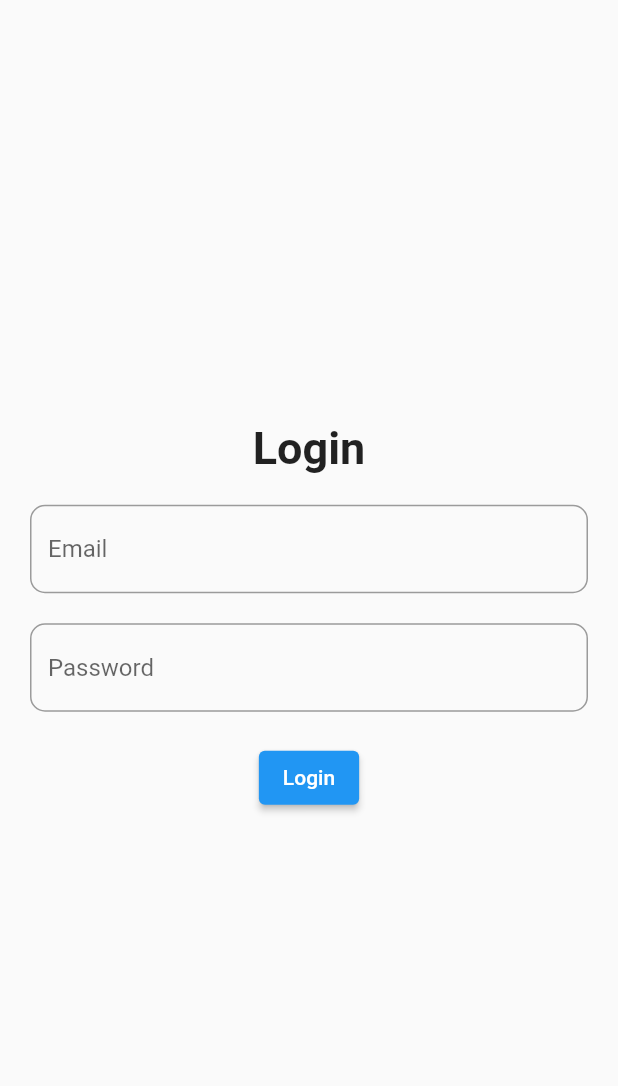
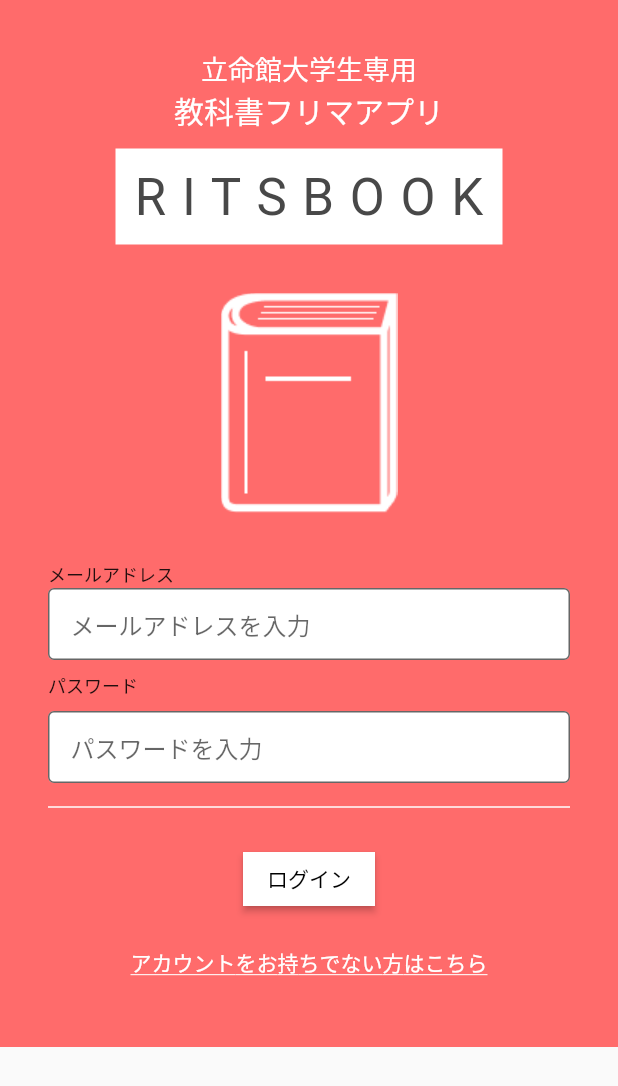
Before and after one commit to ritsbook/Ritsbook, a Flutter app: the LoginScreen screen opened directly, on a phone screen of 412 x 824 dp. Shown: the top 1086 px of the screen. Run offline on Flutter 3.47's test engine with Material 2 defaults, Android fonts, the phone set to English and light mode, and no system bars; our stand-ins replace firebase_core, flutter_dotenv, gap; accounts and stored records are empty.

Commit message:
[add]loginscreen

```diff
--- /dev/null
+++ b/lib/core/utils/constants.dart
@@ -0,0 +1 @@
+import 'package:flutter/material.dart';
--- a/lib/main.dart
+++ b/lib/main.dart
@@ -2,6 +2,7 @@ import 'package:firebase_core/firebase_core.dart';
 import 'package:flutter/material.dart';
 import 'package:flutter_dotenv/flutter_dotenv.dart';
 import 'package:ritsbook/firebase_options.dart';
+import 'package:ritsbook/presentation/pages/LoginPage.dart';
 
 Future<void> main() async {
   await dotenv.load(fileName: ".env");
@@ -23,7 +24,8 @@ class MyApp extends StatelessWidget {
       theme: ThemeData(
         primarySwatch: Colors.blue,
       ),
-      home: const MyHomePage(title: 'Flutter Demo Home Page'),
+      debugShowCheckedModeBanner: false,
+      home: LoginScreen(),
     );
   }
 }
--- a/lib/presentation/pages/LoginPage.dart
+++ b/lib/presentation/pages/LoginPage.dart
@@ -1,48 +1,136 @@
-
 import 'package:flutter/material.dart';
+import 'package:gap/gap.dart';
+import 'package:ritsbook/core/validation/emailvalidator.dart';
+import 'package:ritsbook/core/validation/passwordvalidator.dart';
 
 class LoginScreen extends StatelessWidget {
+  LoginScreen({Key? key}) : super(key: key);
+  final GlobalKey<FormState> _key = GlobalKey<FormState>();
+  final _mailAddressController = TextEditingController();
+  final _passwordController = TextEditingController();
   @override
   Widget build(BuildContext context) {
     return Scaffold(
-      body: SafeArea(
+      body: SingleChildScrollView(
         child: Container(
-          padding: const EdgeInsets.symmetric(horizontal: 20),
+        color: const Color(0xffff6b6b),
+          child: Center(
+            child: Padding(
+              padding: const EdgeInsets.all(32),
+              child: Form(
+                key: _key,
                 child: Column(
-            mainAxisAlignment: MainAxisAlignment.center,
                   children: [
                     const Text(
-                'Login',
+                      '立命館大学生専用',
                       style: TextStyle(
-                  fontSize: 30,
-                  fontWeight: FontWeight.bold,
+                        color: Colors.white,
+                        fontSize: 18,
                       ),
                     ),
-              const SizedBox(height: 20),
-              TextField(
-                decoration: InputDecoration(
-                  hintText: 'Email',
-                  border: OutlineInputBorder(
-                    borderRadius: BorderRadius.circular(10),
+                    const Text(
+                      '教科書フリマアプリ',
+                      style: TextStyle(
+                        color: Colors.white,
+                        fontSize: 20,
+                      ),
+                    ),
+                    const SizedBox(height: 10),
+                    Container(
+                      color: Colors.white,
+                      width: 258,
+                      height: 64,
+                      child: const Center(
+                        child: Text(
+                          'RITSBOOK',
+                          style: TextStyle(
+                            color: Color(0xff484848),
+                            fontSize: 34,
+                            letterSpacing: 10.44,
                           ),
                         ),
                       ),
-              const SizedBox(height: 20),
-              TextField(
+                    ),
+                    const Gap(32),
+
+                    Image.asset('assets/images/BookImage.png'),
+                    const Gap(32),
+                    const Align(
+                      alignment: Alignment.centerLeft,
+                      child: Text(
+                        "メールアドレス",
+                        style: TextStyle(fontSize: 12),
+                      ),
+                    ),
+                    TextFormField(
+                      decoration: const InputDecoration(
+                          hintText: 'メールアドレスを入力',
+                          border: OutlineInputBorder(),
+                          fillColor: Colors.white,
+                          filled: true,
+                          contentPadding: EdgeInsets.symmetric(
+                            vertical: 0,
+                            horizontal: 15,
+                          )),
+                      controller: _mailAddressController,
+                      validator: (value) {
+                        return EmailValidator.validate(value!);
+                      },
+                    ),
+                    const Gap(8),
+                    const Align(
+                      alignment: Alignment.centerLeft,
+                      child: Text(
+                        "パスワード",
+                        style: TextStyle(fontSize: 12),
+                      ),
+                    ),
+                    const Gap(8),
+                    TextFormField(
+                      decoration: const InputDecoration(
+                        hintText: 'パスワードを入力',
+                        border: OutlineInputBorder(),
+                        fillColor: Colors.white,
+                        filled: true,
+                        contentPadding: EdgeInsets.symmetric(horizontal: 15),
+                      ),
                       obscureText: true,
-                decoration: InputDecoration(
-                  hintText: 'Password',
-                  border: OutlineInputBorder(
-                    borderRadius: BorderRadius.circular(10),
+                      controller: _passwordController,
+                      validator: (value) {
+                        return PassWordValidator.validate(value!);
+                      },
+                    ),
+                    const Gap(8),
+                    const Divider(
+                      color: Colors.white,
+                      thickness: 1,
+                    ),
+                    const Gap(16),
+                    ElevatedButton(
+                      style: ElevatedButton.styleFrom(
+                        backgroundColor: Colors.white,
+                        shape: RoundedRectangleBorder(
+                          borderRadius: BorderRadius.circular(0),
+                        ),
+                      ),
+                      onPressed: () {},
+                      child:
+                          const Text('ログイン', style: TextStyle(color: Colors.black)),
+                    ),
+                    const Gap(8),
+                    TextButton(
+                      onPressed: () {},
+                      child: const Text(
+                        'アカウントをお持ちでない方はこちら',
+                        style: TextStyle(
+                            color: Colors.white,
+                            decoration: TextDecoration.underline),
+                      ),
+                    ),
+                  ],
                 ),
               ),
             ),
-              const SizedBox(height: 20),
-              ElevatedButton(
-                onPressed: () {},
-                child: const Text('Login'),
-              ),
-            ],
           ),
         ),
       ),
--- a/pubspec.yaml
+++ b/pubspec.yaml
@@ -38,6 +38,7 @@ dependencies:
   firebase_core: ^2.10.0
   flutter_dotenv: ^5.0.2
   firebase_auth: ^4.4.2
+  gap: ^3.0.0
 
 dev_dependencies:
   flutter_test:
@@ -64,6 +65,7 @@ flutter:
   # To add assets to your application, add an assets section, like this:
   assets:
       - .env
+      - assets/images/
   #   - images/a_dot_burr.jpeg
   #   - images/a_dot_ham.jpeg
 
```
Also changed, not shown: assets/images/BookImage.png (added), pubspec.lock, 1 other file. Lines whose indentation alone changed are shown as unchanged.
